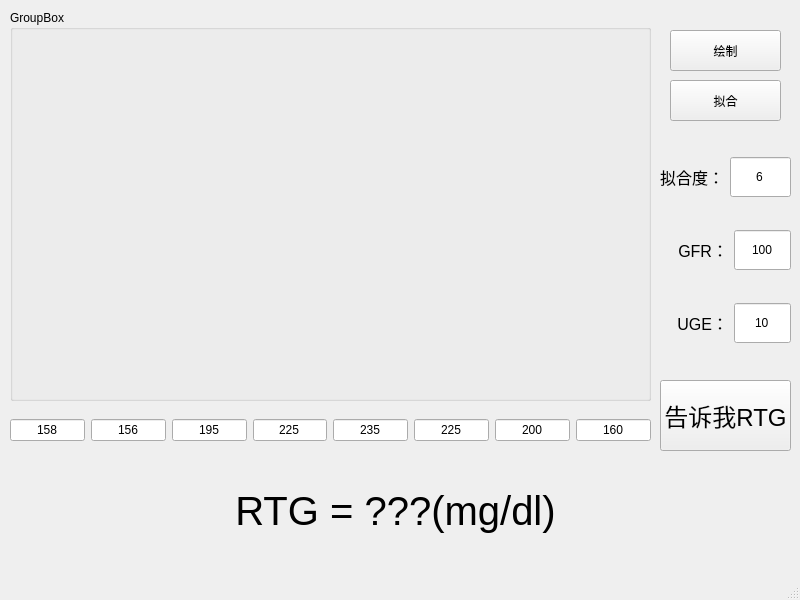
Qt form ui/RTG.ui (Kingdo777/RTG) before a commit.
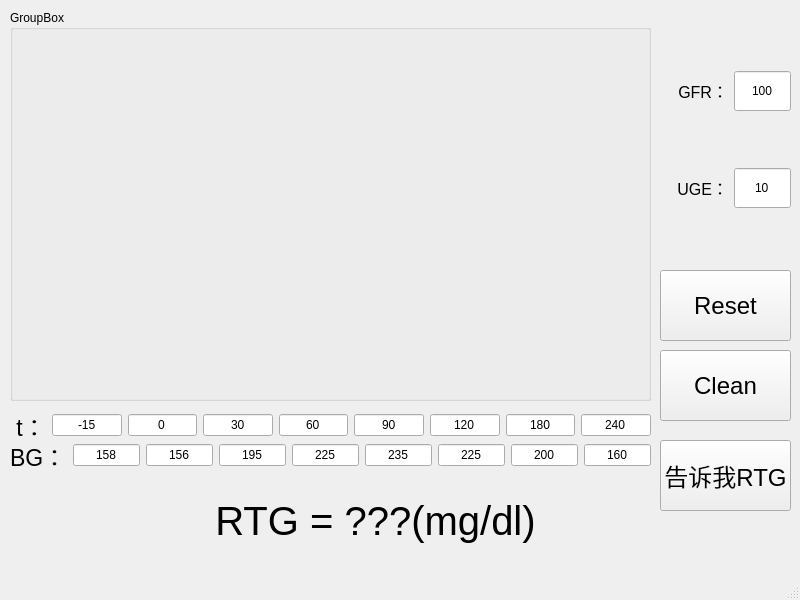
The same form after that commit.

Commit message: 重新设计了UI，可自定义数据

The edit to the form file:
```diff
--- a/ui/RTG.ui
+++ b/ui/RTG.ui
@@ -57,187 +57,141 @@
       <x>10</x>
       <y>410</y>
       <width>641</width>
-      <height>41</height>
+      <height>31</height>
      </rect>
     </property>
     <layout class="QHBoxLayout" name="horizontalLayout">
+     <item>
+      <widget class="QLabel" name="label_7">
+       <property name="font">
+        <font>
+         <pointsize>17</pointsize>
+        </font>
+       </property>
+       <property name="text">
+        <string> t：</string>
+       </property>
+      </widget>
+     </item>
      <item>
       <widget class="QLineEdit" name="t_15">
        <property name="inputMask">
         <string/>
        </property>
        <property name="text">
-        <string>158</string>
+        <string>-15</string>
        </property>
        <property name="alignment">
         <set>Qt::AlignCenter</set>
        </property>
        <property name="placeholderText">
-        <string>t = -15</string>
+        <string/>
        </property>
       </widget>
      </item>
      <item>
       <widget class="QLineEdit" name="t0">
        <property name="text">
-        <string>156</string>
+        <string>0</string>
        </property>
        <property name="alignment">
         <set>Qt::AlignCenter</set>
        </property>
        <property name="placeholderText">
-        <string>t = 0</string>
+        <string/>
        </property>
       </widget>
      </item>
      <item>
       <widget class="QLineEdit" name="t30">
        <property name="text">
-        <string>195</string>
+        <string>30</string>
        </property>
        <property name="alignment">
         <set>Qt::AlignCenter</set>
        </property>
        <property name="placeholderText">
-        <string>t = 30</string>
+        <string/>
        </property>
       </widget>
      </item>
      <item>
       <widget class="QLineEdit" name="t60">
        <property name="text">
-        <string>225</string>
+        <string>60</string>
        </property>
        <property name="alignment">
         <set>Qt::AlignCenter</set>
        </property>
        <property name="placeholderText">
-        <string>t = 60</string>
+        <string/>
        </property>
       </widget>
      </item>
      <item>
       <widget class="QLineEdit" name="t90">
        <property name="text">
-        <string>235</string>
+        <string>90</string>
        </property>
        <property name="alignment">
         <set>Qt::AlignCenter</set>
        </property>
        <property name="placeholderText">
-        <string>t = 90</string>
+        <string/>
        </property>
       </widget>
      </item>
      <item>
       <widget class="QLineEdit" name="t120">
        <property name="text">
-        <string>225</string>
+        <string>120</string>
        </property>
        <property name="alignment">
         <set>Qt::AlignCenter</set>
        </property>
        <property name="placeholderText">
-        <string>t = 120</string>
+        <string/>
        </property>
       </widget>
      </item>
      <item>
       <widget class="QLineEdit" name="t180">
        <property name="text">
-        <string>200</string>
+        <string>180</string>
        </property>
        <property name="alignment">
         <set>Qt::AlignCenter</set>
        </property>
        <property name="placeholderText">
-        <string>t = 180</string>
+        <string/>
        </property>
       </widget>
      </item>
      <item>
       <widget class="QLineEdit" name="t240">
        <property name="text">
-        <string>160</string>
+        <string>240</string>
        </property>
        <property name="alignment">
         <set>Qt::AlignCenter</set>
        </property>
        <property name="placeholderText">
-        <string>t = 240</string>
+        <string/>
        </property>
       </widget>
      </item>
     </layout>
    </widget>
-   <widget class="QPushButton" name="plotPushButton">
-    <property name="geometry">
-     <rect>
-      <x>670</x>
-      <y>30</y>
-      <width>111</width>
-      <height>41</height>
-     </rect>
-    </property>
-    <property name="text">
-     <string>绘制</string>
-    </property>
-   </widget>
-   <widget class="QPushButton" name="fitPushButton">
-    <property name="geometry">
-     <rect>
-      <x>670</x>
-      <y>80</y>
-      <width>111</width>
-      <height>41</height>
-     </rect>
-    </property>
-    <property name="text">
-     <string>拟合</string>
-    </property>
-   </widget>
    <widget class="QWidget" name="verticalLayoutWidget">
     <property name="geometry">
      <rect>
       <x>660</x>
-      <y>130</y>
+      <y>20</y>
       <width>131</width>
       <height>241</height>
      </rect>
     </property>
     <layout class="QVBoxLayout" name="verticalLayout">
-     <item>
-      <layout class="QHBoxLayout" name="horizontalLayout_6">
-       <item>
-        <widget class="QLabel" name="label_4">
-         <property name="font">
-          <font>
-           <pointsize>12</pointsize>
-          </font>
-         </property>
-         <property name="text">
-          <string>拟合度：</string>
-         </property>
-        </widget>
-       </item>
-       <item>
-        <widget class="QLineEdit" name="fitLevel">
-         <property name="minimumSize">
-          <size>
-           <width>0</width>
-           <height>40</height>
-          </size>
-         </property>
-         <property name="text">
-          <string>6</string>
-         </property>
-         <property name="alignment">
-          <set>Qt::AlignCenter</set>
-         </property>
-        </widget>
-       </item>
-      </layout>
-     </item>
      <item>
       <layout class="QHBoxLayout" name="horizontalLayout_3">
        <item>
@@ -332,7 +286,7 @@
     <property name="geometry">
      <rect>
       <x>660</x>
-      <y>380</y>
+      <y>440</y>
       <width>131</width>
       <height>71</height>
      </rect>
@@ -349,8 +303,8 @@
    <widget class="QLabel" name="RTG_label">
     <property name="geometry">
      <rect>
-      <x>30</x>
-      <y>470</y>
+      <x>10</x>
+      <y>480</y>
       <width>731</width>
       <height>81</height>
      </rect>
@@ -367,6 +321,173 @@
      <set>Qt::AlignCenter</set>
     </property>
    </widget>
+   <widget class="QWidget" name="horizontalLayoutWidget_2">
+    <property name="geometry">
+     <rect>
+      <x>10</x>
+      <y>440</y>
+      <width>641</width>
+      <height>31</height>
+     </rect>
+    </property>
+    <layout class="QHBoxLayout" name="horizontalLayout_2">
+     <item>
+      <widget class="QLabel" name="label_8">
+       <property name="font">
+        <font>
+         <pointsize>17</pointsize>
+        </font>
+       </property>
+       <property name="text">
+        <string>BG：</string>
+       </property>
+      </widget>
+     </item>
+     <item>
+      <widget class="QLineEdit" name="bg_15">
+       <property name="inputMask">
+        <string/>
+       </property>
+       <property name="text">
+        <string>158</string>
+       </property>
+       <property name="alignment">
+        <set>Qt::AlignCenter</set>
+       </property>
+       <property name="placeholderText">
+        <string>mg/dl</string>
+       </property>
+      </widget>
+     </item>
+     <item>
+      <widget class="QLineEdit" name="bg0">
+       <property name="text">
+        <string>156</string>
+       </property>
+       <property name="alignment">
+        <set>Qt::AlignCenter</set>
+       </property>
+       <property name="placeholderText">
+        <string>mg/dl</string>
+       </property>
+      </widget>
+     </item>
+     <item>
+      <widget class="QLineEdit" name="bg30">
+       <property name="text">
+        <string>195</string>
+       </property>
+       <property name="alignment">
+        <set>Qt::AlignCenter</set>
+       </property>
+       <property name="placeholderText">
+        <string>mg/dl</string>
+       </property>
+      </widget>
+     </item>
+     <item>
+      <widget class="QLineEdit" name="bg60">
+       <property name="text">
+        <string>225</string>
+       </property>
+       <property name="alignment">
+        <set>Qt::AlignCenter</set>
+       </property>
+       <property name="placeholderText">
+        <string>mg/dl</string>
+       </property>
+      </widget>
+     </item>
+     <item>
+      <widget class="QLineEdit" name="bg90">
+       <property name="text">
+        <string>235</string>
+       </property>
+       <property name="alignment">
+        <set>Qt::AlignCenter</set>
+       </property>
+       <property name="placeholderText">
+        <string>mg/dl</string>
+       </property>
+      </widget>
+     </item>
+     <item>
+      <widget class="QLineEdit" name="bg120">
+       <property name="text">
+        <string>225</string>
+       </property>
+       <property name="alignment">
+        <set>Qt::AlignCenter</set>
+       </property>
+       <property name="placeholderText">
+        <string>mg/dl</string>
+       </property>
+      </widget>
+     </item>
+     <item>
+      <widget class="QLineEdit" name="bg180">
+       <property name="text">
+        <string>200</string>
+       </property>
+       <property name="alignment">
+        <set>Qt::AlignCenter</set>
+       </property>
+       <property name="placeholderText">
+        <string>mg/dl</string>
+       </property>
+      </widget>
+     </item>
+     <item>
+      <widget class="QLineEdit" name="bg240">
+       <property name="text">
+        <string>160</string>
+       </property>
+       <property name="alignment">
+        <set>Qt::AlignCenter</set>
+       </property>
+       <property name="placeholderText">
+        <string>mg/dl</string>
+       </property>
+      </widget>
+     </item>
+    </layout>
+   </widget>
+   <widget class="QPushButton" name="Clean_PushButton">
+    <property name="geometry">
+     <rect>
+      <x>660</x>
+      <y>350</y>
+      <width>131</width>
+      <height>71</height>
+     </rect>
+    </property>
+    <property name="font">
+     <font>
+      <pointsize>18</pointsize>
+     </font>
+    </property>
+    <property name="text">
+     <string>Clean</string>
+    </property>
+   </widget>
+   <widget class="QPushButton" name="Reset_PushButton">
+    <property name="geometry">
+     <rect>
+      <x>660</x>
+      <y>270</y>
+      <width>131</width>
+      <height>71</height>
+     </rect>
+    </property>
+    <property name="font">
+     <font>
+      <pointsize>18</pointsize>
+     </font>
+    </property>
+    <property name="text">
+     <string>Reset</string>
+    </property>
+   </widget>
   </widget>
   <widget class="QMenuBar" name="menubar">
    <property name="geometry">
```
The commit also changes 2 other files.
